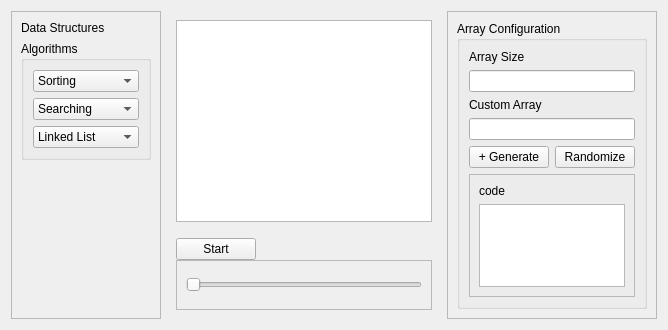
Before: the Qt Designer form form.ui in Binaya764/DSA-Visualizer, drawn with Qt 5.
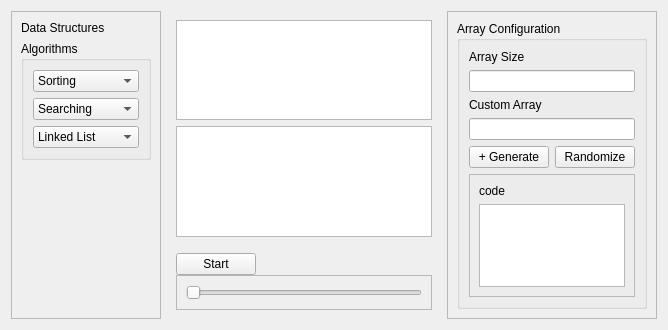
After: the same form once the commit is applied.

Commit message: graphics view separated

Patch:
```diff
--- a/form.ui
+++ b/form.ui
@@ -126,6 +126,16 @@
        <layout class="QVBoxLayout" name="verticalLayout_6">
         <item>
          <layout class="QVBoxLayout" name="verticalLayout">
+          <item>
+           <widget class="QGraphicsView" name="ref_graphicsView">
+            <property name="maximumSize">
+             <size>
+              <width>900</width>
+              <height>100</height>
+             </size>
+            </property>
+           </widget>
+          </item>
           <item>
            <widget class="QGraphicsView" name="visualizer_graphicsView">
             <property name="sizePolicy">
```
The commit also changes 4 other files.
